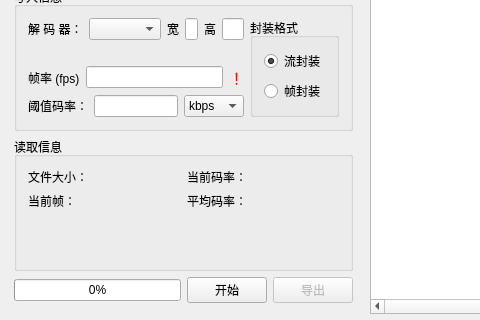
Before: the Qt Designer form awbitrate.ui in kongxiaofan/AwBitRate, drawn with Qt 5; both pictures show x 0 to 480 and y 97 to 417 of the 657 by 417 pixel window.
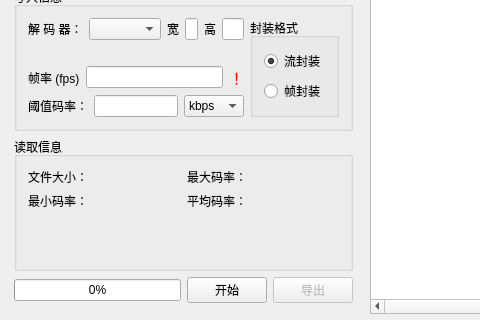
After: the same form once the commit is applied. Custom widgets are drawn as their Qt base class.

```diff
--- a/awbitrate.ui
+++ b/awbitrate.ui
@@ -280,7 +280,7 @@
              <item>
               <widget class="QLabel" name="label_4">
                <property name="text">
-                <string>当前帧：</string>
+                <string>最小码率：</string>
                </property>
               </widget>
              </item>
@@ -313,7 +313,7 @@
              <item>
               <widget class="QLabel" name="label_8">
                <property name="text">
-                <string>当前码率：</string>
+                <string>最大码率：</string>
                </property>
               </widget>
              </item>
```
Left out of the diff: 6 changed lines with no effect on the pictures.
